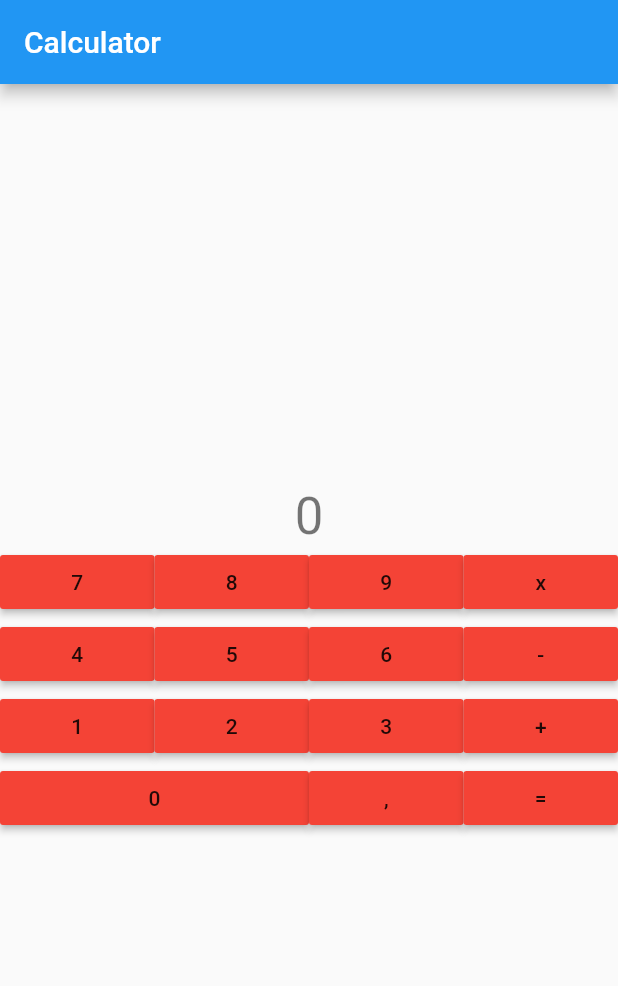
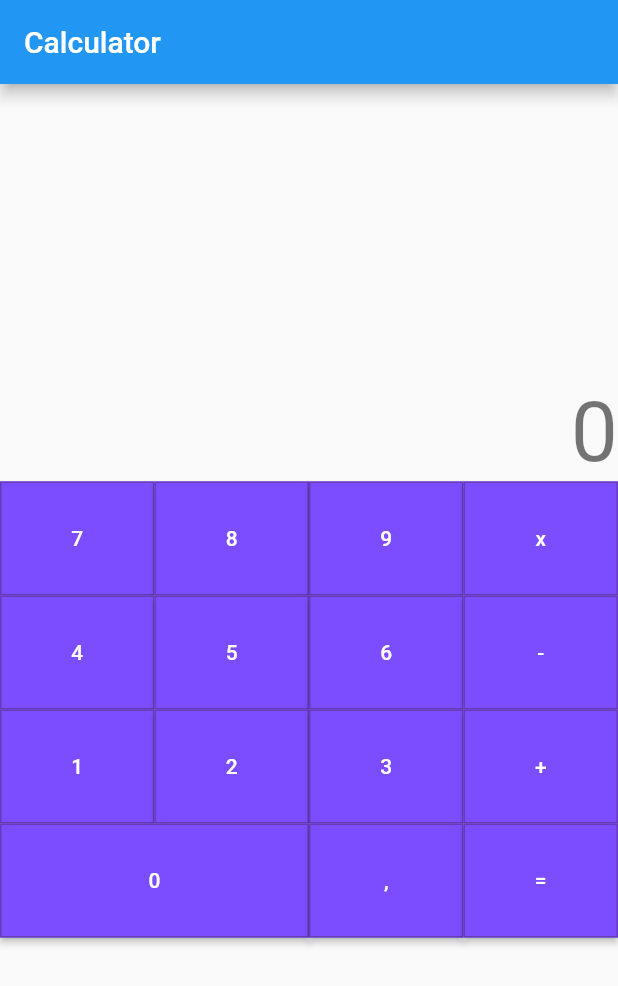
Before and after one commit to adsonpleal/flutter-training, a Flutter app: the screen it shows after launch, on a phone screen of 412 x 824 dp. Shown: the top 986 px of the screen. Run offline on Flutter 3.47's test engine with Material 2 defaults, Android fonts, the phone set to English and light mode, and no system bars.

Commit message:
:nail_care:

```diff
--- a/nu_app/lib/main.dart
+++ b/nu_app/lib/main.dart
@@ -37,9 +37,16 @@ class CalculatorButton extends StatelessWidget {
   Widget build(BuildContext context) {
     return Expanded(
       child: MaterialButton(
-        child: Text(title),
+        child: Text(
+          title,
+          style: TextStyle(color: Colors.white),
+        ),
+        padding: EdgeInsets.all(30),
+        color: Colors.deepPurpleAccent,
+        shape: Border.all(
+          color: Colors.deepPurple,
+        ),
         onPressed: () {},
-        color: Colors.red,
       ),
       flex: flex,
     );
@@ -71,9 +78,14 @@ class _MyHomePageState extends State<MyHomePage> {
         child: Column(
           mainAxisAlignment: MainAxisAlignment.center,
           children: <Widget>[
-            Text(
-              '$_counter',
-              style: Theme.of(context).textTheme.headline4,
+            Row(
+              mainAxisAlignment: MainAxisAlignment.end,
+              children: [
+                Text(
+                  '$_counter',
+                  style: Theme.of(context).textTheme.headline2,
+                ),
+              ],
             ),
             Row(
               children: [
```
